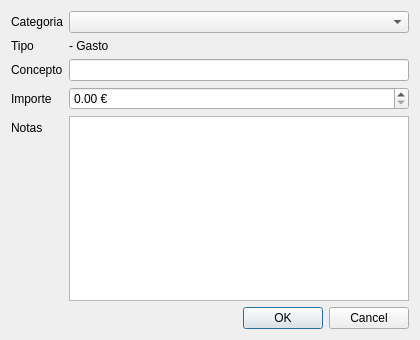
Old version of the form src/ui/derivedrowdialog.ui in the repository JulianAlejandro/BankingTransactionsManager.
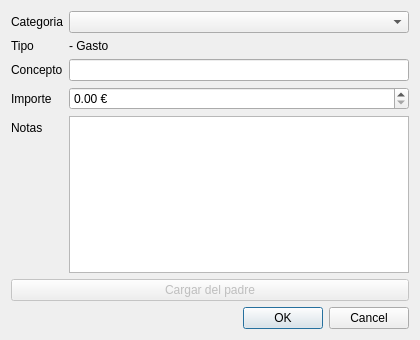
New version of the form.

Commit message: feat(ui): boton cargar del padre en la transaccion derivada

The edit to the form file:
```diff
--- a/src/ui/derivedrowdialog.ui
+++ b/src/ui/derivedrowdialog.ui
@@ -85,6 +85,19 @@
      </item>
     </layout>
    </item>
+   <item>
+    <widget class="QPushButton" name="btnLoadParent">
+     <property name="enabled">
+      <bool>false</bool>
+     </property>
+     <property name="text">
+      <string>Cargar del padre</string>
+     </property>
+     <property name="toolTip">
+      <string>Vuelca concepto, notas e importe del movimiento bancario en esta derivada</string>
+     </property>
+    </widget>
+   </item>
    <item>
     <widget class="QDialogButtonBox" name="buttonBox">
      <property name="orientation">
```
The commit also changes 4 other files.
